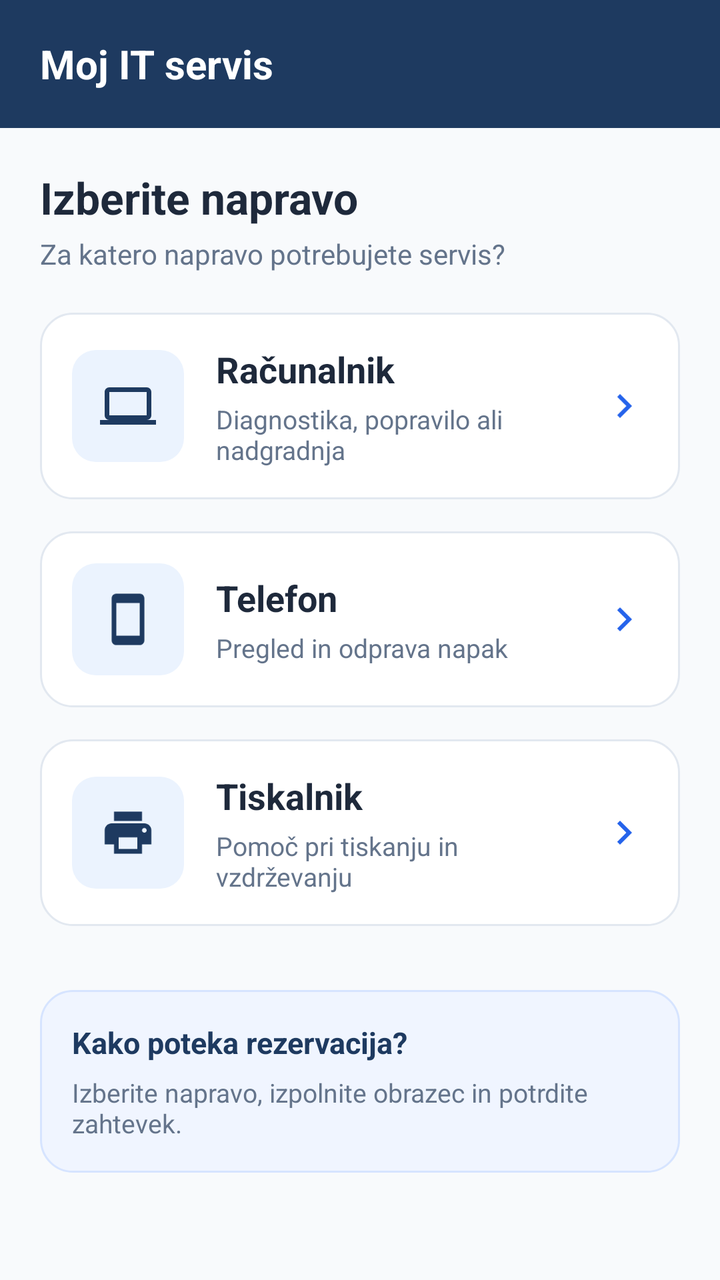
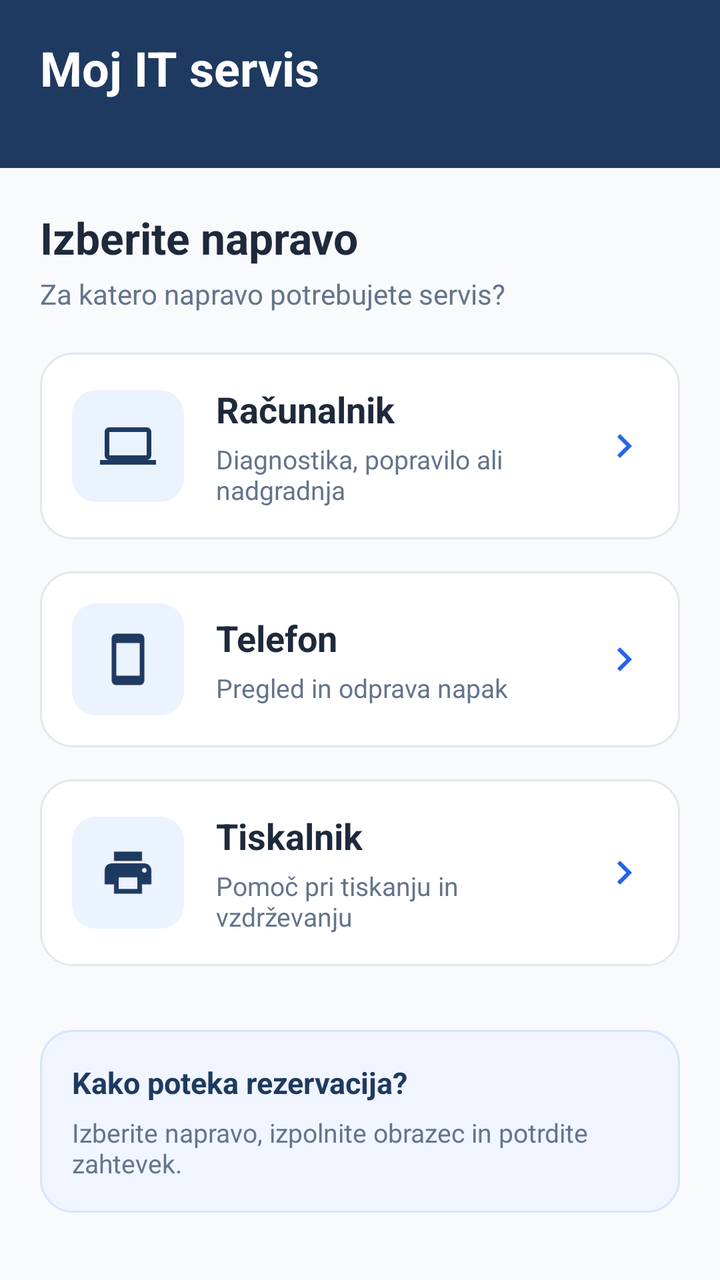

Screens rendered from an Android XML layout before and after an edit, with the pre-edit source and the edit as a unified diff.
<!-- AndroidManifest.xml: application theme Theme.Servis -->
<!-- res/layout/activity_main.xml -->
<?xml version="1.0" encoding="utf-8"?>
<LinearLayout xmlns:android="http://schemas.android.com/apk/res/android"
    xmlns:tools="http://schemas.android.com/tools"
    android:id="@+id/main"
    android:layout_width="match_parent"
    android:layout_height="match_parent"
    android:background="@color/background_light"
    android:orientation="vertical"
    tools:context=".MainActivity">

    
    <LinearLayout
        android:id="@+id/header_bar"
        android:layout_width="match_parent"
        android:layout_height="wrap_content"
        android:minHeight="64dp"
        android:background="@color/primary_navy"
        android:gravity="center_vertical"
        android:orientation="horizontal"
        android:paddingStart="20dp"
        android:paddingEnd="20dp">

        <TextView
            android:layout_width="wrap_content"
            android:layout_height="wrap_content"
            android:text="@string/main_header_title"
            android:textColor="@color/white"
            android:textSize="20sp"
            android:textStyle="bold" />
    </LinearLayout>

    <ScrollView
        android:id="@+id/scroll_view"
        android:layout_width="match_parent"
        android:layout_height="match_parent"
        android:fillViewport="true">

        <LinearLayout
            android:layout_width="match_parent"
            android:layout_height="wrap_content"
            android:orientation="vertical"
            android:padding="20dp">

            <TextView
                android:layout_width="wrap_content"
                android:layout_height="wrap_content"
                android:text="@string/select_device_title"
                android:textColor="@color/text_primary"
                android:textSize="22sp"
                android:textStyle="bold" />

            <TextView
                android:layout_width="wrap_content"
                android:layout_height="wrap_content"
                android:layout_marginTop="4dp"
                android:text="@string/select_device_subtitle"
                android:textColor="@color/text_secondary"
                android:textSize="14sp" />

            
            <LinearLayout
                android:id="@+id/card_computer"
                android:layout_width="match_parent"
                android:layout_height="wrap_content"
                android:layout_marginTop="20dp"
                android:background="@drawable/bg_card"
                android:clickable="true"
                android:focusable="true"
                android:gravity="center_vertical"
                android:orientation="horizontal"
                android:padding="16dp">

                <FrameLayout
                    android:layout_width="56dp"
                    android:layout_height="56dp"
                    android:background="@drawable/bg_icon_container">

                    <ImageView
                        android:layout_width="28dp"
                        android:layout_height="28dp"
                        android:layout_gravity="center"
                        android:contentDescription="@string/device_computer_content_desc"
                        android:src="@drawable/ic_laptop" />
                </FrameLayout>

                <LinearLayout
                    android:layout_width="0dp"
                    android:layout_height="wrap_content"
                    android:layout_marginStart="16dp"
                    android:layout_weight="1"
                    android:orientation="vertical">

                    <TextView
                        android:layout_width="wrap_content"
                        android:layout_height="wrap_content"
                        android:text="@string/device_computer_title"
                        android:textColor="@color/text_primary"
                        android:textSize="18sp"
                        android:textStyle="bold" />

                    <TextView
                        android:layout_width="wrap_content"
                        android:layout_height="wrap_content"
                        android:layout_marginTop="4dp"
                        android:text="@string/device_computer_desc"
                        android:textColor="@color/text_secondary"
                        android:textSize="13sp" />
                </LinearLayout>

                <ImageView
                    android:layout_width="24dp"
                    android:layout_height="24dp"
                    android:contentDescription="@null"
                    android:src="@drawable/ic_chevron_right" />
            </LinearLayout>

            
            <LinearLayout
                android:id="@+id/card_phone"
                android:layout_width="match_parent"
                android:layout_height="wrap_content"
                android:layout_marginTop="16dp"
                android:background="@drawable/bg_card"
                android:clickable="true"
                android:focusable="true"
                android:gravity="center_vertical"
                android:orientation="horizontal"
                android:padding="16dp">

                <FrameLayout
                    android:layout_width="56dp"
                    android:layout_height="56dp"
                    android:background="@drawable/bg_icon_container">

                    <ImageView
                        android:layout_width="28dp"
                        android:layout_height="28dp"
                        android:layout_gravity="center"
                        android:contentDescription="@string/device_phone_content_desc"
                        android:src="@drawable/ic_phone" />
                </FrameLayout>

                <LinearLayout
                    android:layout_width="0dp"
                    android:layout_height="wrap_content"
                    android:layout_marginStart="16dp"
                    android:layout_weight="1"
                    android:orientation="vertical">

                    <TextView
                        android:layout_width="wrap_content"
                        android:layout_height="wrap_content"
                        android:text="@string/device_phone_title"
                        android:textColor="@color/text_primary"
                        android:textSize="18sp"
                        android:textStyle="bold" />

                    <TextView
                        android:layout_width="wrap_content"
                        android:layout_height="wrap_content"
                        android:layout_marginTop="4dp"
                        android:text="@string/device_phone_desc"
                        android:textColor="@color/text_secondary"
                        android:textSize="13sp" />
                </LinearLayout>

                <ImageView
                    android:layout_width="24dp"
                    android:layout_height="24dp"
                    android:contentDescription="@null"
                    android:src="@drawable/ic_chevron_right" />
            </LinearLayout>

            
            <LinearLayout
                android:id="@+id/card_printer"
                android:layout_width="match_parent"
                android:layout_height="wrap_content"
                android:layout_marginTop="16dp"
                android:background="@drawable/bg_card"
                android:clickable="true"
                android:focusable="true"
                android:gravity="center_vertical"
                android:orientation="horizontal"
                android:padding="16dp">

                <FrameLayout
                    android:layout_width="56dp"
                    android:layout_height="56dp"
                    android:background="@drawable/bg_icon_container">

                    <ImageView
                        android:layout_width="28dp"
                        android:layout_height="28dp"
                        android:layout_gravity="center"
                        android:contentDescription="@string/device_printer_content_desc"
                        android:src="@drawable/ic_printer" />
                </FrameLayout>

                <LinearLayout
                    android:layout_width="0dp"
                    android:layout_height="wrap_content"
                    android:layout_marginStart="16dp"
                    android:layout_weight="1"
                    android:orientation="vertical">

                    <TextView
                        android:layout_width="wrap_content"
                        android:layout_height="wrap_content"
                        android:text="@string/device_printer_title"
                        android:textColor="@color/text_primary"
                        android:textSize="18sp"
                        android:textStyle="bold" />

                    <TextView
                        android:layout_width="wrap_content"
                        android:layout_height="wrap_content"
                        android:layout_marginTop="4dp"
                        android:text="@string/device_printer_desc"
                        android:textColor="@color/text_secondary"
                        android:textSize="13sp" />
                </LinearLayout>

                <ImageView
                    android:layout_width="24dp"
                    android:layout_height="24dp"
                    android:contentDescription="@null"
                    android:src="@drawable/ic_chevron_right" />
            </LinearLayout>

            
            <LinearLayout
                android:layout_width="match_parent"
                android:layout_height="wrap_content"
                android:layout_marginTop="32dp"
                android:background="@drawable/bg_info_card"
                android:orientation="vertical"
                android:padding="16dp">

                <TextView
                    android:layout_width="wrap_content"
                    android:layout_height="wrap_content"
                    android:text="@string/info_card_title"
                    android:textColor="@color/primary_navy"
                    android:textSize="15sp"
                    android:textStyle="bold" />

                <TextView
                    android:layout_width="wrap_content"
                    android:layout_height="wrap_content"
                    android:layout_marginTop="6dp"
                    android:text="@string/info_card_desc"
                    android:textColor="@color/text_secondary"
                    android:textSize="13sp" />
            </LinearLayout>

        </LinearLayout>
    </ScrollView>

</LinearLayout>
<!-- resources referenced by this layout -->
<resources>
  <color name="background_light">#F8FAFC</color>
  <color name="primary_navy">#1E3A60</color>
  <color name="text_primary">#1E293B</color>
  <color name="text_secondary">#64748B</color>
  <color name="white">#FFFFFFFF</color>
  <!-- drawable bg_icon_container (drawable) -->
  <?xml version="1.0" encoding="utf-8"?>
  <shape xmlns:android="http://schemas.android.com/apk/res/android"
      android:shape="rectangle">
      <solid android:color="#EBF3FE" />
      <corners android:radius="12dp" />
  </shape>
  <!-- drawable bg_info_card (drawable) -->
  <?xml version="1.0" encoding="utf-8"?>
  <shape xmlns:android="http://schemas.android.com/apk/res/android"
      android:shape="rectangle">
      <solid android:color="#F0F5FF" />
      <corners android:radius="16dp" />
      <stroke
          android:width="1dp"
          android:color="#D6E4FF" />
  </shape>
  <!-- drawable ic_chevron_right (drawable) -->
  <vector xmlns:android="http://schemas.android.com/apk/res/android"
      android:width="24dp"
      android:height="24dp"
      android:viewportWidth="24"
      android:viewportHeight="24">
      <path
          android:fillColor="#2563EB"
          android:pathData="M10,6L8.59,7.41 13.17,12l-4.58,4.59L10,18l6,-6z"/>
  </vector>
  <!-- drawable ic_laptop (drawable) -->
  <vector xmlns:android="http://schemas.android.com/apk/res/android"
      android:width="24dp"
      android:height="24dp"
      android:viewportWidth="24"
      android:viewportHeight="24">
      <path
          android:fillColor="#1E3A60"
          android:pathData="M20,18c1.1,0 2,-0.9 2,-2V6c0,-1.1 -0.9,-2 -2,-2H4c-1.1,0 -2,0.9 -2,2v10c0,1.1 0.9,2 2,2H0v2h24v-2h-4zM4,6h16v10H4V6z"/>
  </vector>
  <!-- drawable ic_phone (drawable) -->
  <vector xmlns:android="http://schemas.android.com/apk/res/android"
      android:width="24dp"
      android:height="24dp"
      android:viewportWidth="24"
      android:viewportHeight="24">
      <path
          android:fillColor="#1E3A60"
          android:pathData="M17,1.01L7,1c-1.1,0 -2,0.9 -2,2v18c0,1.1 0.9,2 2,2h10c1.1,0 2,-0.9 2,-2V3c0,-1.1 -0.9,-1.99 -2,-1.99zM17,19H7V5h10v14z"/>
  </vector>
  <string name="device_computer_content_desc">Ikona računalnika</string>
  <string name="device_computer_desc">Diagnostika, popravilo ali nadgradnja</string>
  <string name="device_computer_title">Računalnik</string>
  <string name="device_phone_content_desc">Ikona telefona</string>
  <string name="device_phone_desc">Pregled in odprava napak</string>
  <string name="device_phone_title">Telefon</string>
  <string name="device_printer_content_desc">Ikona tiskalnika</string>
  <string name="device_printer_desc">Pomoč pri tiskanju in vzdrževanju</string>
  <string name="device_printer_title">Tiskalnik</string>
  <string name="info_card_desc">Izberite napravo, izpolnite obrazec in potrdite zahtevek.</string>
  <string name="info_card_title">Kako poteka rezervacija?</string>
  <string name="main_header_title">Moj IT servis</string>
  <string name="select_device_subtitle">Za katero napravo potrebujete servis?</string>
  <string name="select_device_title">Izberite napravo</string>
  <style name="Theme.Servis" parent="Base.Theme.Servis" />
  <style name="Base.Theme.Servis" parent="Theme.Material3.DayNight.NoActionBar">
          <item name="colorPrimary">@color/primary_navy</item>
          <item name="colorPrimaryDark">@color/primary_navy_dark</item>
          <item name="colorAccent">@color/accent_blue</item>
          <item name="android:statusBarColor">@color/primary_navy</item>
          <item name="android:windowBackground">@color/background_light</item>
      </style>
  <color name="primary_navy_dark">#142843</color>
  <color name="accent_blue">#2563EB</color>
  <!-- unchanged entries left out for length: 2 -->
</resources>

<!-- the commit's change to res/layout/activity_main.xml (unified diff, before → after) -->
@@ -8,24 +8,24 @@
     android:orientation="vertical"
     tools:context=".MainActivity">
 
-    
     <LinearLayout
         android:id="@+id/header_bar"
         android:layout_width="match_parent"
         android:layout_height="wrap_content"
-        android:minHeight="64dp"
+        android:minHeight="84dp"
         android:background="@color/primary_navy"
         android:gravity="center_vertical"
         android:orientation="horizontal"
         android:paddingStart="20dp"
-        android:paddingEnd="20dp">
+        android:paddingEnd="20dp"
+        android:paddingBottom="16dp">
 
         <TextView
             android:layout_width="wrap_content"
             android:layout_height="wrap_content"
             android:text="@string/main_header_title"
             android:textColor="@color/white"
-            android:textSize="20sp"
+            android:textSize="24sp"
             android:textStyle="bold" />
     </LinearLayout>
 
@@ -57,7 +57,6 @@
                 android:textColor="@color/text_secondary"
                 android:textSize="14sp" />
 
-            
             <LinearLayout
                 android:id="@+id/card_computer"
                 android:layout_width="match_parent"
@@ -114,7 +113,6 @@
                     android:src="@drawable/ic_chevron_right" />
             </LinearLayout>
 
-            
             <LinearLayout
                 android:id="@+id/card_phone"
                 android:layout_width="match_parent"
@@ -171,7 +169,6 @@
                     android:src="@drawable/ic_chevron_right" />
             </LinearLayout>
 
-            
             <LinearLayout
                 android:id="@+id/card_printer"
                 android:layout_width="match_parent"
@@ -228,7 +225,6 @@
                     android:src="@drawable/ic_chevron_right" />
             </LinearLayout>
 
-            
             <LinearLayout
                 android:layout_width="match_parent"
                 android:layout_height="wrap_content"
